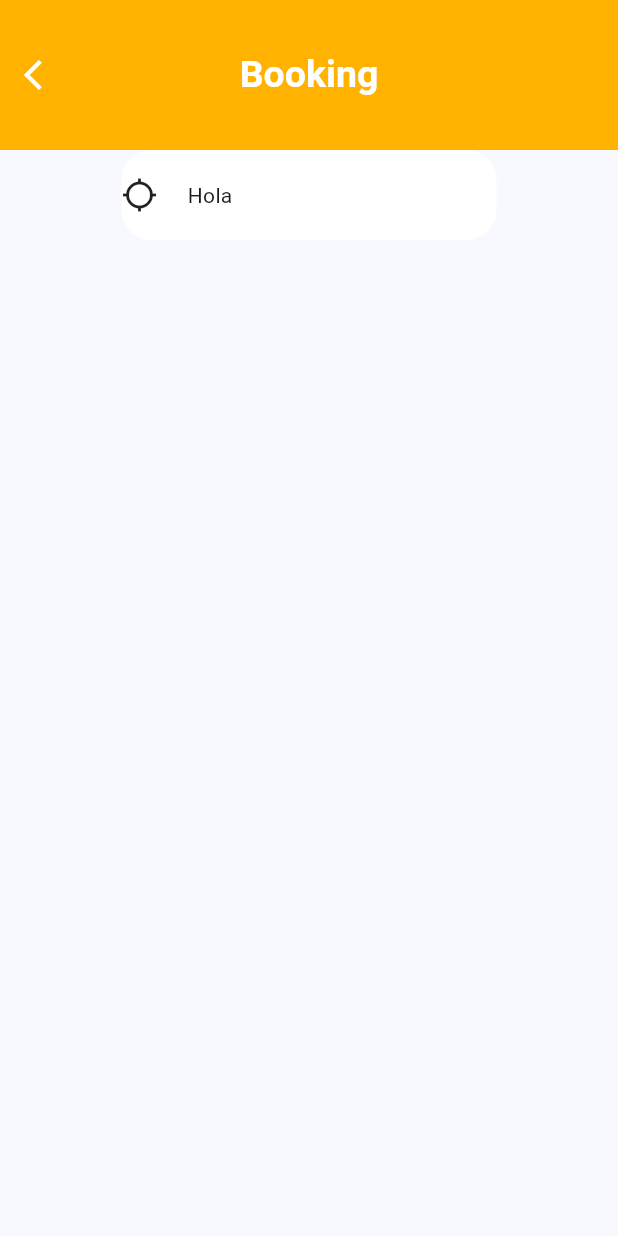
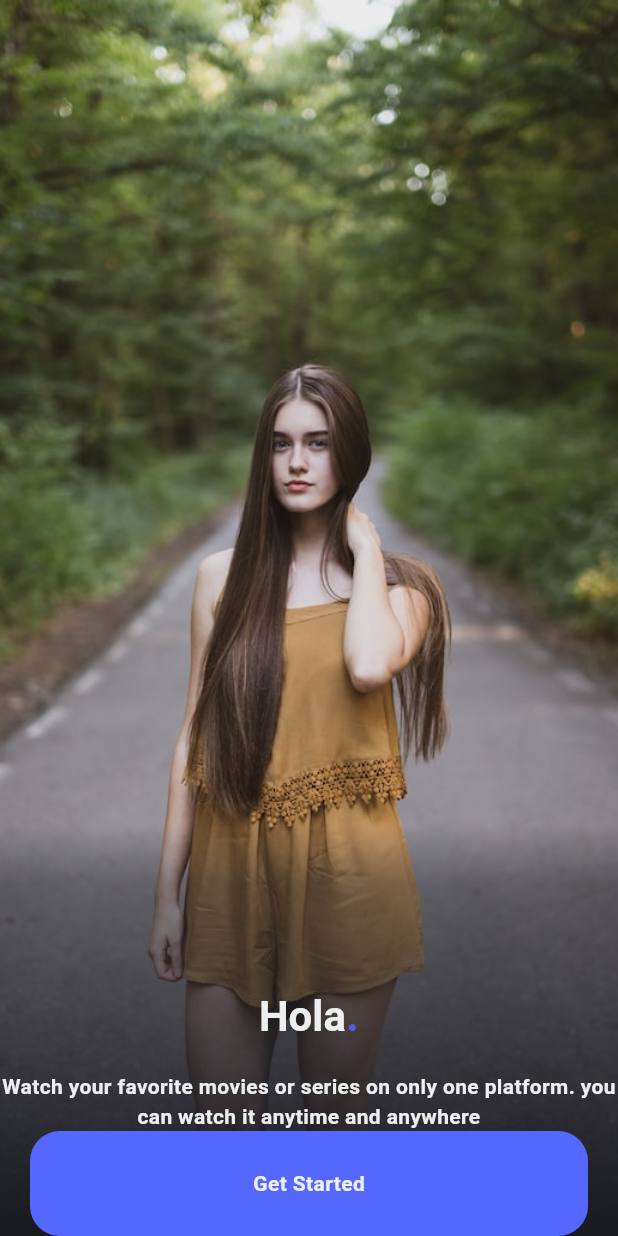
Before and after one commit to Leodanperez/flutter_project_02, a Flutter app: the screen it shows after launch, on a phone screen of 412 x 824 dp. Run offline on Flutter 3.47's test engine with Material 2 defaults, Android fonts, the phone set to English and light mode, and no system bars.

Commit message:
Subiendo cambios

```diff
--- /dev/null
+++ b/lib/core/colors.dart
@@ -0,0 +1,21 @@
+import 'package:flutter/material.dart';
+
+const Color blueButton = Color(0xFF5468FF);
+const Color blueText = Color(0xFF4D60E7);
+const Color grayText = Color(0xFF5D5F65);
+const Color whiteText = Color(0xFFEDEEEF);
+const Color white = Color(0xFFFFFFFF);
+const Color black = Color(0xFF000000);
+const Color blackBg = Color(0xFF181A20);
+const Color blackTextFild = Color(0xFF262A34);
+
+const List<Color> gradients = [
+  Color.fromRGBO(24, 26, 32, 1),
+  Color.fromRGBO(24, 26, 32, 0.9),
+  Color.fromRGBO(24, 26, 32, 0.8),
+  Color.fromRGBO(24, 26, 32, 0.7),
+  Color.fromRGBO(24, 26, 32, 0.6),
+  Color.fromRGBO(24, 26, 32, 0.5),
+  Color.fromRGBO(24, 26, 32, 0.4),
+  Color.fromRGBO(24, 26, 32, 0.0),
+];
--- /dev/null
+++ b/lib/core/space.dart
@@ -0,0 +1,15 @@
+import 'package:flutter/material.dart';
+
+class SpaceVH extends StatelessWidget {
+  final double? width;
+  final double? height;
+  const SpaceVH({Key? key, this.width, this.height}) : super(key: key);
+
+  @override
+  Widget build(BuildContext context) {
+    return SizedBox(
+      height: height == null ? 0.0 : height,
+      width: width == null ? 0.0 : width,
+    );
+  }
+}
--- /dev/null
+++ b/lib/core/style.dart
@@ -0,0 +1,7 @@
+import 'package:flutter/material.dart';
+
+class Styles {
+  static ThemeData themeData() {
+    return ThemeData(fontFamily: 'SF Pro', primarySwatch: Colors.blue);
+  }
+}
--- /dev/null
+++ b/lib/core/text_style.dart
@@ -0,0 +1,20 @@
+import 'package:flutter/material.dart';
+import 'package:flutter_app_02/core/colors.dart';
+
+const TextStyle headline =
+    TextStyle(fontSize: 28, color: whiteText, fontWeight: FontWeight.bold);
+
+const TextStyle headlineDot =
+    TextStyle(fontSize: 30, color: blueText, fontWeight: FontWeight.bold);
+
+const TextStyle headline1 =
+    TextStyle(fontSize: 24, color: whiteText, fontWeight: FontWeight.bold);
+
+const TextStyle headline2 =
+    TextStyle(fontSize: 14, color: whiteText, fontWeight: FontWeight.bold);
+
+const TextStyle headline3 =
+    TextStyle(fontSize: 14, color: grayText, fontWeight: FontWeight.bold);
+
+const TextStyle hintStyle =
+    TextStyle(fontSize: 14, color: grayText, fontWeight: FontWeight.bold);
--- a/lib/main.dart
+++ b/lib/main.dart
@@ -1,6 +1,6 @@
 import 'package:flutter/material.dart';
+import 'package:flutter_app_02/presentation/screen_splash.dart';
 import 'presentation/screen_booking.dart';
-import 'presentation/screen_home.dart';
 
 void main() {
   runApp(const MyApp());
@@ -13,13 +13,13 @@ class MyApp extends StatelessWidget {
   Widget build(BuildContext context) {
     return MaterialApp(
       debugShowCheckedModeBanner: false,
-      initialRoute: '/booking',
+      initialRoute: '/',
       theme: ThemeData(
         useMaterial3: true,
         colorSchemeSeed: Colors.blue,
       ),
       routes: {
-        '/': ((context) => const ScreenHome()),
+        '/': ((context) => const ScreenSplash()),
         '/booking': ((context) => const ScreenBooking())
       },
     );
--- /dev/null
+++ b/lib/presentation/login_page.dart
@@ -0,0 +1,15 @@
+import 'package:flutter/material.dart';
+
+class LoginPage extends StatefulWidget {
+  const LoginPage({super.key});
+
+  @override
+  State<LoginPage> createState() => _LoginPageState();
+}
+
+class _LoginPageState extends State<LoginPage> {
+  @override
+  Widget build(BuildContext context) {
+    return Container();
+  }
+}
--- /dev/null
+++ b/lib/presentation/screen_splash.dart
@@ -0,0 +1,84 @@
+import 'package:flutter/material.dart';
+import 'package:flutter_app_02/core/space.dart';
+import 'package:flutter_app_02/core/text_style.dart';
+import 'package:flutter_app_02/presentation/login_page.dart';
+import 'package:flutter_app_02/widget/main_button.dart';
+import '../core/colors.dart';
+
+class ScreenSplash extends StatefulWidget {
+  const ScreenSplash({super.key});
+
+  @override
+  State<ScreenSplash> createState() => _ScreenSplashState();
+}
+
+class _ScreenSplashState extends State<ScreenSplash> {
+  @override
+  Widget build(BuildContext context) {
+    final height = MediaQuery.of(context).size.height;
+    return Scaffold(
+      backgroundColor: Colors.white,
+      body: Stack(
+        children: [
+          Container(
+            height: height,
+            color: Colors.amberAccent,
+            child: Image.asset(
+              'assets/images/photo2.jpg',
+              height: height,
+              fit: BoxFit.cover,
+            ),
+          ),
+          Align(
+            alignment: Alignment.bottomCenter,
+            child: Container(
+              height: height / 3,
+              width: double.infinity,
+              decoration: const BoxDecoration(
+                gradient: LinearGradient(
+                  colors: gradients,
+                  begin: Alignment.bottomCenter,
+                  end: Alignment.topCenter,
+                ),
+              ),
+              child: Column(
+                mainAxisAlignment: MainAxisAlignment.end,
+                children: [
+                  RichText(
+                    text: const TextSpan(
+                      children: [
+                        TextSpan(text: 'Hola', style: headline),
+                        TextSpan(
+                          text: '.',
+                          style: headlineDot,
+                        )
+                      ],
+                    ),
+                  ),
+                  const SpaceVH(height: 20.0),
+                  const Text(
+                    'Watch your favorite movies or series on only one platform. you can watch it anytime and anywhere',
+                    textAlign: TextAlign.center,
+                    style: headline2,
+                  ),
+                  MainButton(
+                    onTap: () {
+                      Navigator.push(
+                        context,
+                        MaterialPageRoute(
+                          builder: (builder) => const LoginPage(),
+                        ),
+                      );
+                    },
+                    btnColor: blueButton,
+                    text: 'Get Started',
+                  )
+                ],
+              ),
+            ),
+          )
+        ],
+      ),
+    );
+  }
+}
--- /dev/null
+++ b/lib/widget/main_button.dart
@@ -0,0 +1,51 @@
+import 'package:flutter/material.dart';
+import 'package:flutter_app_02/core/text_style.dart';
+
+class MainButton extends StatelessWidget {
+  final Function() onTap;
+  final String text;
+  final String? image;
+  final Color? txtColor;
+  final Color btnColor;
+
+  const MainButton({
+    super.key,
+    required this.onTap,
+    required this.text,
+    this.image,
+    this.txtColor,
+    required this.btnColor,
+  });
+
+  @override
+  Widget build(BuildContext context) {
+    return GestureDetector(
+      onTap: onTap,
+      child: Container(
+        height: 70.0,
+        margin: const EdgeInsets.symmetric(horizontal: 20.0),
+        decoration: BoxDecoration(
+          color: btnColor,
+          borderRadius: BorderRadius.circular(20.0),
+        ),
+        child: Row(
+          mainAxisAlignment: MainAxisAlignment.center,
+          children: [
+            if (image != null)
+              Image.asset(
+                'assets/images/taxi.png',
+                height: 25.0,
+                width: 60.0,
+              ),
+            Text(
+              text,
+              style: txtColor != null
+                  ? headline2.copyWith(color: txtColor)
+                  : headline2,
+            )
+          ],
+        ),
+      ),
+    );
+  }
+}
```
Also changed, not shown: assets/images/photo.jpg (added), assets/images/photo2.jpg (added).
